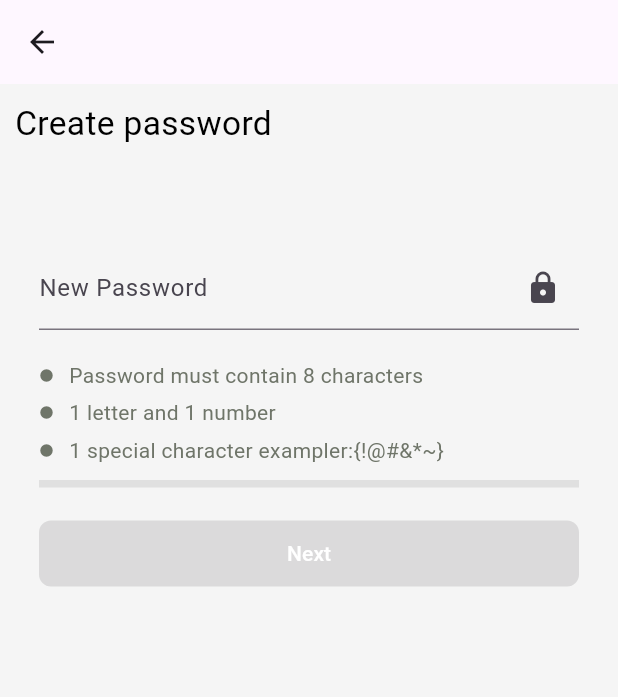
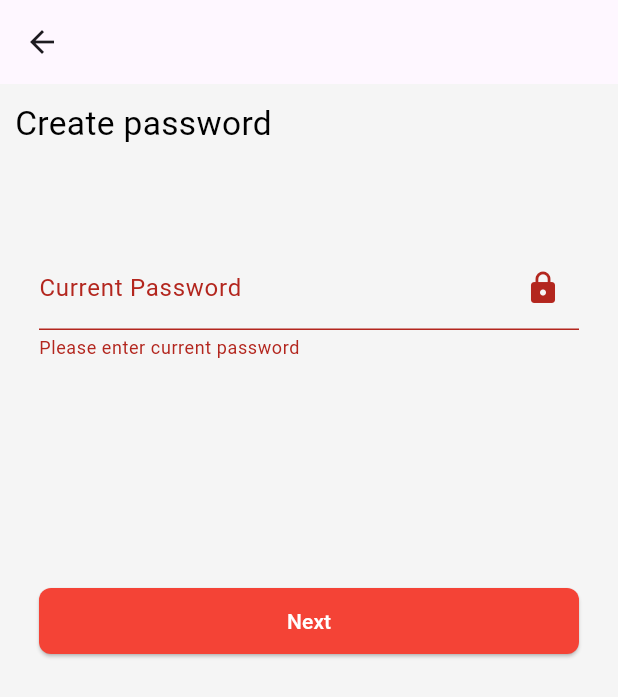
Before and after one commit to webvistapk/auto_uploader, a Flutter app: the ChangePasswordScreen screen opened directly, after a tap on "Next", on a phone screen of 412 x 824 dp. Shown: the top 697 px of the screen. Run offline on Flutter 3.47's test engine with Material 3 defaults, Android fonts, the phone set to English and light mode, and no system bars; our stand-ins replace flutter_secure_storage, flutter_spinkit, google_fonts, jwt_decoder, pinput, salomon_bottom_bar and 2 more; missing offline and left inert: flutter_sliding_toast; accounts and stored records are empty.

Commit message:
change password

```diff
--- a/lib/controller/endpoints.dart
+++ b/lib/controller/endpoints.dart
@@ -13,4 +13,5 @@ class ApiURLs {
       "userprofile/users/update_email_verified/";
   static const String get_follow_list = "userprofile/users/follow/get/";
   static const String accept_follow = "userprofile/users/follow/status/";
+  static const String update_password="userprofile/users/update_password/";
 }
--- a/lib/prefrences/prefrences.dart
+++ b/lib/prefrences/prefrences.dart
@@ -32,6 +32,11 @@ class Prefrences {
     await prefs.setString(userEmail, user_email);
   }
 
+  static Future<String?> getUserEmail() async {
+    final SharedPreferences prefs = await SharedPreferences.getInstance();
+    return prefs.getString(userEmail);
+  }
+
   static removeAuthToken() async {
     SharedPreferences prefs = await SharedPreferences.getInstance();
     prefs.remove(Prefrences.authToken);
--- a/lib/screens/profile/change_password_screen.dart
+++ b/lib/screens/profile/change_password_screen.dart
@@ -1,15 +1,17 @@
+import 'dart:convert';
+import 'dart:developer';
+
+import 'package:flutter/cupertino.dart';
 import 'package:flutter/material.dart';
+import 'package:http/http.dart';
 import 'package:mobile/common/app_colors.dart';
 import 'package:mobile/common/app_size.dart';
-import 'package:mobile/common/app_styles.dart';
-import 'package:mobile/screens/profile/edit_profile_screen.dart';
+import 'package:mobile/models/UserProfile/userprofile.dart';
+import 'package:http/http.dart' as http;
 import 'package:mobile/screens/profile/profile_screen.dart';
-import 'package:mobile/controller/store/search/search_store.dart';
-import 'package:mobile/common/utils.dart';
-import 'package:mobile/screens/search/widget/search_widget.dart';
-import 'package:mobile/screens/widgets/side_bar.dart';
-import 'package:mobile/screens/widgets/top_bar.dart';
-import 'package:mobile/controller/services/profile/user_service.dart';
+import '../../common/message_toast.dart';
+import '../../controller/endpoints.dart';
+import '../../prefrences/prefrences.dart';
 
 class ChangePasswordScreen extends StatefulWidget {
   const ChangePasswordScreen({super.key});
@@ -25,6 +27,7 @@ class _ChangePasswordScreenState extends State<ChangePasswordScreen> {
   TextEditingController confirmPasswordController = TextEditingController();
   double passwordStrength = 0.0;
   bool _obscureText = true;
+  final changeformKey = GlobalKey<FormState>();
 
   // Regular expression to check the password strength
   bool validatePassword(String password) {
@@ -54,6 +57,71 @@ class _ChangePasswordScreenState extends State<ChangePasswordScreen> {
     if (RegExp(r'[0-9]').hasMatch(password)) strength += 0.25;
     if (RegExp(r'[!@#\$&*~]').hasMatch(password)) strength += 0.25;
     return strength;
+  }
+
+
+  //Check current password
+    checkPassword(context, String password) async {
+    try {
+      String? email = await Prefrences.getUserEmail();
+      final completeUrl = Uri.parse(ApiURLs.baseUrl + ApiURLs.login_endpoint);
+
+      final body = {"username_or_email": email, "password": password};
+      final headers = {
+        'Content-Type': 'application/json; charset=UTF-8',
+        // Add any other necessary headers like Authorization here if required
+      };
+
+      Response response = await http.post(completeUrl,
+          body: jsonEncode(body), headers: headers);
+
+      final data = jsonDecode(response.body);
+      if (response.statusCode == 200) {
+        ToastNotifier.showSuccessToast(context, "Current password is correct");
+        setState(() {
+          currentStep=1;
+        });
+        return data;
+      } else {
+        ToastNotifier.showErrorToast(context, "Your Current Password is incorrect");
+      }
+    } catch (e) {
+      log('Error: $e');
+      ToastNotifier.showErrorToast(context, e.toString());
+      return null;
+    }
+  }
+
+  //Check current password
+  updatePassword(context, String oldPassword,newPassword) async {
+    try {
+      final completeUrl = Uri.parse(ApiURLs.baseUrl + ApiURLs.update_password);
+      final String? token = await Prefrences.getAuthToken();
+      int? userid = await Prefrences.getUserId();
+      final body = {"old_password": oldPassword,"new_password": newPassword};
+      final headers = {
+        'Content-Type': 'application/json; charset=UTF-8',
+        "Authorization": "Bearer $token"
+        // Add any other necessary headers like Authorization here if required
+      };
+
+      Response response = await http.put(completeUrl,
+          body: jsonEncode(body), headers: headers);
+
+      final data = jsonDecode(response.body);
+      if (response.statusCode == 200) {
+
+        ToastNotifier.showSuccessToast(context, "Your password changed successfully");
+            Navigator.pushReplacement(context, MaterialPageRoute(builder: (context)=>ProfileScreen(id: userid)));
+        return data;
+      } else {
+        ToastNotifier.showErrorToast(context, "Your Current Password is incorrect");
+      }
+    } catch (e) {
+      log('Error: $e');
+      ToastNotifier.showErrorToast(context, e.toString());
+      return null;
+    }
   }
 
 
@@ -87,7 +155,9 @@ class _ChangePasswordScreenState extends State<ChangePasswordScreen> {
                 const SizedBox(
                   height: 50,
                 ),
-                IndexedStack(
+                Form(
+                  key: changeformKey,
+                  child: IndexedStack(
                     index: currentStep,
                     children: [
                       // Step 1: Enter current password
@@ -97,6 +167,7 @@ class _ChangePasswordScreenState extends State<ChangePasswordScreen> {
                       // Step 3: Confirm new password
                       finalStepContainer(),
                     ],
+                  ),
                 ),
               ],
             ),
@@ -110,9 +181,15 @@ class _ChangePasswordScreenState extends State<ChangePasswordScreen> {
       padding: const EdgeInsets.all(16.0),
       child: Column(
         children: [
-          TextField(
+          TextFormField(
             controller: currentPasswordController,
             obscureText: _obscureText,
+            validator: (value) {
+              if (value!.isEmpty) {
+                return "Please enter current password";
+              }
+              return null;
+            },
             decoration: InputDecoration(
                 labelText: 'Current Password',
                 suffixIcon: IconButton(
@@ -130,9 +207,11 @@ class _ChangePasswordScreenState extends State<ChangePasswordScreen> {
               Expanded(
                 child: ElevatedButton(
                   onPressed: () {
-                    setState(() {
+                    if (changeformKey.currentState!.validate())
+                    checkPassword(context, currentPasswordController.text);
+                    /*setState(() {
                       currentStep = 1;
-                    });
+                    });*/
                   },
                   style: ElevatedButton.styleFrom(
                     backgroundColor: Colors.red,
@@ -160,9 +239,11 @@ class _ChangePasswordScreenState extends State<ChangePasswordScreen> {
       padding: const EdgeInsets.all(16.0),
       child: Column(
         children: [
-          TextField(
+          TextFormField(
+
             controller: newPasswordController,
             obscureText: _obscureText,
+
             onChanged: (value) {
               setState(() {
                 passwordStrength = calculateStrength(value);
@@ -204,6 +285,29 @@ class _ChangePasswordScreenState extends State<ChangePasswordScreen> {
             children: [
               Expanded(
                 child: ElevatedButton(
+                  onPressed:  () {
+                    setState(() {
+                      if (currentStep > 0) {
+                        currentStep--;
+                      }
+                    });
+                  },
+                  style: ElevatedButton.styleFrom(
+                    backgroundColor: AppColors.grey,
+                    padding: const EdgeInsets.symmetric(vertical: 12),
+                    shape: RoundedRectangleBorder(
+                      borderRadius: BorderRadius.circular(8),
+                    ),
+                  ),
+                  child: Text(
+                    'Back',
+                    style: const TextStyle(color: AppColors.whiteColor),
+                  ),
+                ),
+              ),
+              SizedBox(width: paragraph*0.5,),
+              Expanded(
+                child: ElevatedButton(
                   onPressed: validatePassword(newPasswordController.text)
                       ? () {
                           setState(() {
@@ -237,7 +341,7 @@ class _ChangePasswordScreenState extends State<ChangePasswordScreen> {
       padding: const EdgeInsets.all(16.0),
       child: Column(
         children: [
-          TextField(
+          TextFormField(
             controller: confirmPasswordController,
             obscureText: _obscureText,
             decoration: InputDecoration(
@@ -260,13 +364,36 @@ class _ChangePasswordScreenState extends State<ChangePasswordScreen> {
             children: [
               Expanded(
                 child: ElevatedButton(
-                  onPressed: newPasswordController.text ==
-                          confirmPasswordController.text
-                      ? () {
-                          // Handle password change logic
-                          print("Password Changed Successfully");
+                  onPressed:  () {
+                    setState(() {
+                      if (currentStep > 0) {
+                        currentStep--;
                       }
-                      : null,
+                    });
+                  },
+                  style: ElevatedButton.styleFrom(
+                    backgroundColor: AppColors.grey,
+                    padding: const EdgeInsets.symmetric(vertical: 12),
+                    shape: RoundedRectangleBorder(
+                      borderRadius: BorderRadius.circular(8),
+                    ),
+                  ),
+                  child: Text(
+                    'Back',
+                    style: const TextStyle(color: AppColors.whiteColor),
+                  ),
+                ),
+              ),
+              SizedBox(width: paragraph*0.5,),
+              Expanded(
+                child: ElevatedButton(
+                  onPressed:  () {
+                          if(newPasswordController.text == confirmPasswordController.text)
+                            {
+                            updatePassword(context, currentPasswordController.text, newPasswordController.text);
+                            }
+
+                        },
                   style: ElevatedButton.styleFrom(
                     backgroundColor: Colors.red,
                     padding: const EdgeInsets.symmetric(vertical: 12),
```
Lines whose indentation alone changed are shown as unchanged.
